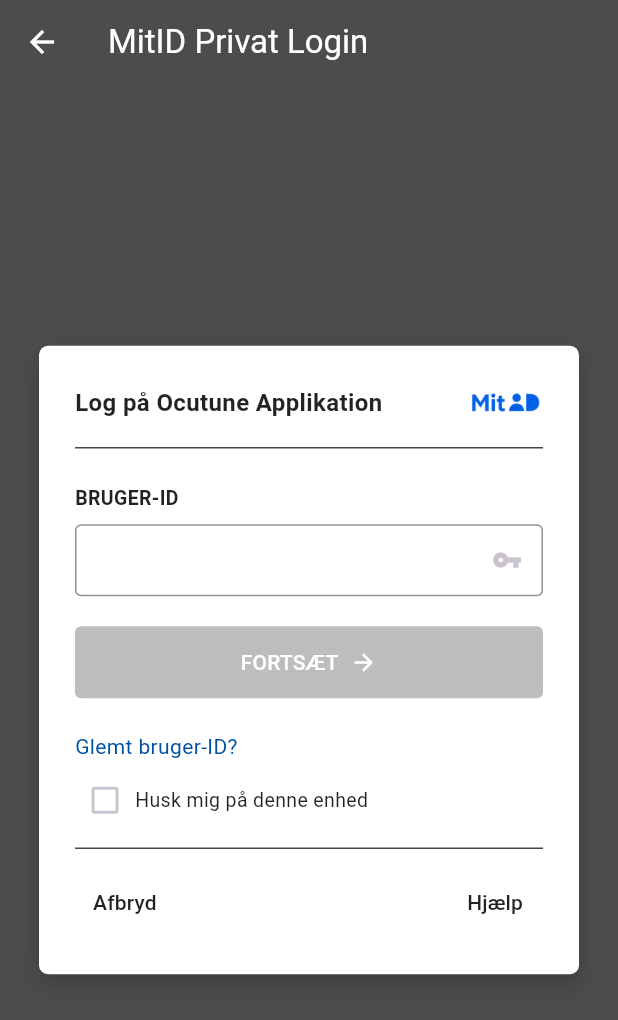
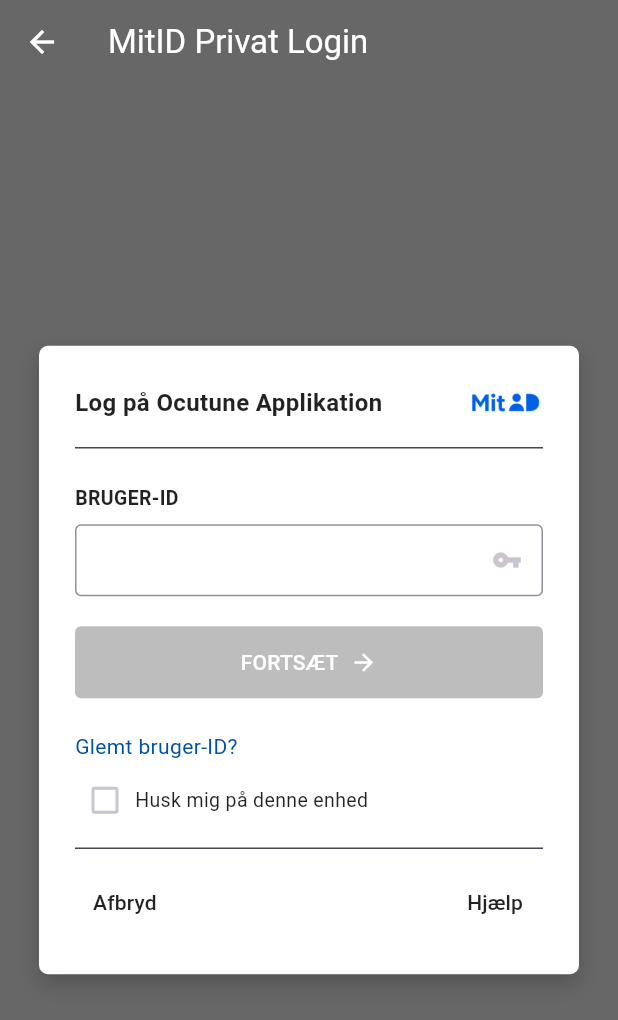
Before and after one commit to brokoline/OcutuneApplication, a Flutter app: the SimulatedLoginScreen screen opened directly, on a phone screen of 412 x 824 dp. Shown: the top 1020 px of the screen. Run offline on Flutter 3.47's test engine with Material 3 defaults, Android fonts, the phone set to English and light mode, and no system bars; accounts and stored records are empty.

Commit message:
login med mitid simulering virker.

```diff
--- a/lib/screens/simulated_mitid_login_screen.dart
+++ b/lib/screens/simulated_mitid_login_screen.dart
@@ -1,6 +1,7 @@
 import 'package:flutter/material.dart';
 import 'package:http/http.dart' as http;
 import 'dart:convert';
+import '/theme/colors.dart';
 import 'package:ocutune_light_logger/widgets/ocutune_mitid_simulated_box.dart';
 
 class SimulatedLoginScreen extends StatefulWidget {
@@ -69,9 +70,9 @@ class _SimulatedLoginScreenState extends State<SimulatedLoginScreen> {
   @override
   Widget build(BuildContext context) {
     return Scaffold(
-      backgroundColor: const Color(0xFF4C4C4C),
+      backgroundColor: generalBackground,
       appBar: AppBar(
-        backgroundColor: const Color(0xFF4C4C4C),
+        backgroundColor: generalBackground,
         elevation: 0,
         iconTheme: const IconThemeData(color: Colors.white),
         title: Text(widget.title, style: const TextStyle(color: Colors.white)),
--- a/lib/widgets/ocutune_mitid_simulated_box.dart
+++ b/lib/widgets/ocutune_mitid_simulated_box.dart
@@ -80,7 +80,7 @@ class _SimulatedMitIDBoxState extends State<SimulatedMitIDBox> {
   }
 
   void _handleCancel() {
-    Navigator.pushNamedAndRemoveUntil(context, '/login', (route) => false);
+    Navigator.popUntil(context, ModalRoute.withName('/chooseAccess'));
   }
 
   void _showDialogBox({
```
